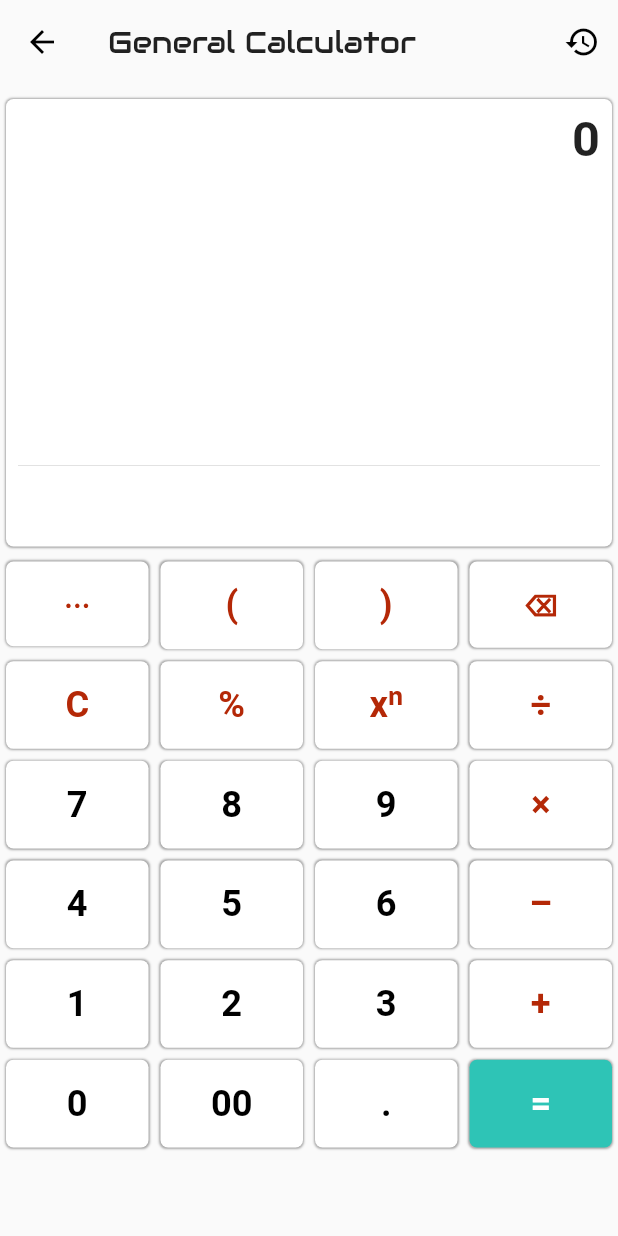
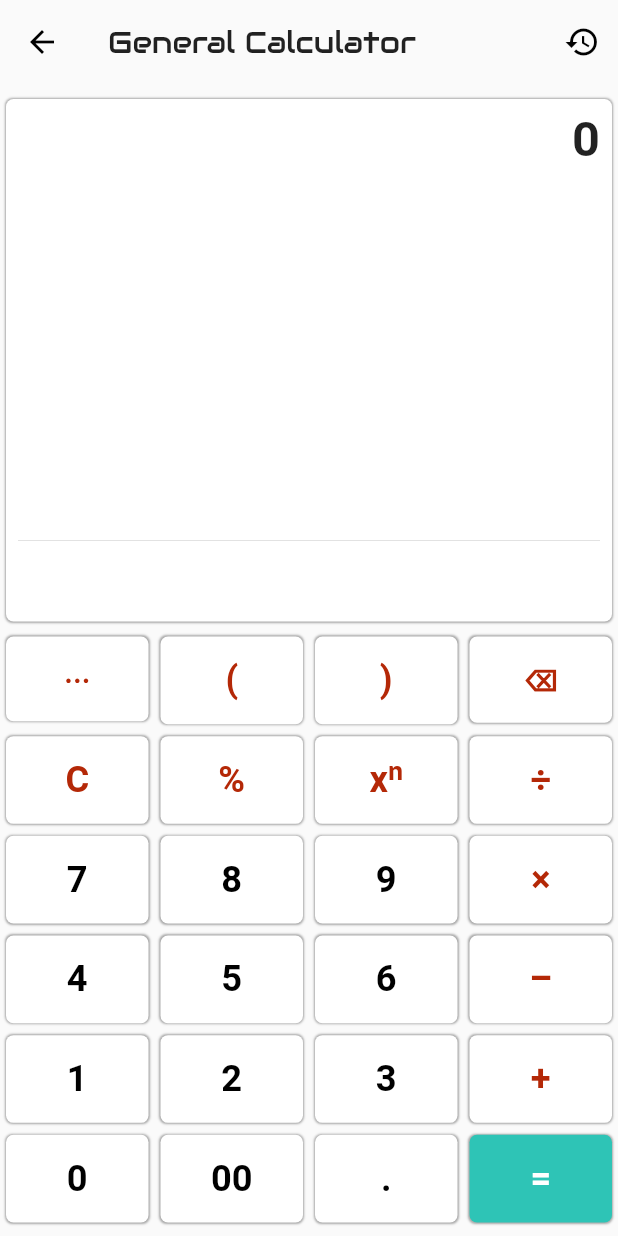
Before and after one commit to imamhossain94/multi-task-calculator, a Flutter app: the GeneralCalcPage screen opened directly, after a tap on the "history" icon, on a phone screen of 412 x 824 dp. Run offline on Flutter 3.47's test engine with Material 2 defaults, Android fonts, the phone set to English and light mode, and no system bars; drawn by our look-alikes of google_mobile_ads; our stand-ins replace cloud_firestore, dio, firebase_core, flutter_holo_date_picker, font_awesome_flutter, package_info and 4 more; missing offline and left inert: function_tree, units_converter; accounts and stored records are empty; network calls fail.

Commit message:
all types of ads removed

```diff
--- a/lib/components/build_banner_ad.dart
+++ b/lib/components/build_banner_ad.dart
@@ -1,71 +1,73 @@
-import 'package:flutter/material.dart';
-import 'package:google_mobile_ads/google_mobile_ads.dart';
-import 'package:multi_task_calculator/services/shared_pref_services.dart';
-import 'package:multi_task_calculator/utils/screen_config.dart';
-
-
-class BuildBannerAd extends StatefulWidget {
-  @override
-  _BuildBannerAdState createState() => _BuildBannerAdState();
-}
-
-class _BuildBannerAdState extends State<BuildBannerAd> {
-  BannerAd _bannerAd;
-  bool purchaseStatus;
-
-  @override
-  void initState() {
-    purchaseStatus = getAppPurchasedStatus();
-    if(!purchaseStatus){
-      initBannerAds();
-    }
-    super.initState();
-  }
-
-  @override
-  void dispose() {
-    if(!purchaseStatus){
-      _bannerAd?.dispose();
-      _bannerAd = null;
-    }
-    super.dispose();
-  }
-
-  void initBannerAds() {
-    _bannerAd = BannerAd(
-      adUnitId: BannerAd.testAdUnitId,
-      request: AdRequest(),
-      size: AdSize.banner,
-      listener: AdListener(
-        onAdLoaded: (Ad ad) {
-          print('$BannerAd loaded.');
-        },
-        onAdFailedToLoad: (Ad ad, LoadAdError error) {
-          print('$BannerAd failedToLoad: $error');
-        },
-        onAdOpened: (Ad ad) => print('$BannerAd onAdOpened.'),
-        onAdClosed: (Ad ad) => print('$BannerAd onAdClosed.'),
-        onApplicationExit: (Ad ad) => print('$BannerAd onApplicationExit.'),
-      ),
-    );
-    _bannerAd?.load();
-  }
-
-  @override
-  Widget build(BuildContext context) {
-    ScreenConfig().init(context);
-
-    AdWidget adWidget;
-    if(!purchaseStatus){
-      adWidget = AdWidget(ad: _bannerAd);
-    }
-
-    return !purchaseStatus?Container(
-      alignment: Alignment.center,
-      child: adWidget,
-      width: _bannerAd.size.width.toDouble(),
-      height: _bannerAd.size.height.toDouble(),
-      color: Colors.transparent,
-    ):SizedBox();
-  }
-}
+// import 'package:flutter/material.dart';
+// import 'package:google_mobile_ads/google_mobile_ads.dart';
+// import 'package:multi_task_calculator/services/shared_pref_services.dart';
+// import 'package:multi_task_calculator/utils/screen_config.dart';
+//
+//
+// class BuildBannerAd extends StatefulWidget {
+//   @override
+//   _BuildBannerAdState createState() => _BuildBannerAdState();
+// }
+//
+// class _BuildBannerAdState extends State<BuildBannerAd> {
+//   BannerAd _bannerAd;
+//   bool purchaseStatus;
+//
+//   @override
+//   void initState() {
+//     purchaseStatus = getAppPurchasedStatus();
+//     if(!purchaseStatus){
+//       initBannerAds();
+//     }
+//     super.initState();
+//   }
+//
+//   @override
+//   void dispose() {
+//     if(!purchaseStatus){
+//       _bannerAd?.dispose();
+//       _bannerAd = null;
+//     }
+//     super.dispose();
+//   }
+//
+//   void initBannerAds() {
+//     _bannerAd = BannerAd(
+//       adUnitId: BannerAd.testAdUnitId,
+//       request: AdRequest(),
+//       size: AdSize.banner,
+//       listener: AdListener(
+//         onAdLoaded: (Ad ad) {
+//           print('$BannerAd loaded.');
+//         },
+//         onAdFailedToLoad: (Ad ad, LoadAdError error) {
+//           print('$BannerAd failedToLoad: $error');
+//         },
+//         onAdOpened: (Ad ad) => print('$BannerAd onAdOpened.'),
+//         onAdClosed: (Ad ad) => print('$BannerAd onAdClosed.'),
+//         onApplicationExit: (Ad ad) => print('$BannerAd onApplicationExit.'),
+//       ),
+//     );
+//     _bannerAd?.load();
+//   }
+//
+//   @override
+//   Widget build(BuildContext context) {
+//     ScreenConfig().init(context);
+//
+//     AdWidget adWidget;
+//     if(!purchaseStatus){
+//       adWidget = AdWidget(ad: _bannerAd);
+//     }
+//
+//     return !purchaseStatus?Container(
+//       alignment: Alignment.center,
+//       child: adWidget,
+//       width: _bannerAd.size.width.toDouble(),
+//       height: _bannerAd.size.height.toDouble(),
+//       color: Colors.transparent,
+//     ):SizedBox();
+//   }
+// }
+//
+//
--- a/lib/pages/currency_calc_page/currency_calc_page.dart
+++ b/lib/pages/currency_calc_page/currency_calc_page.dart
@@ -1,5 +1,4 @@
 import 'package:flutter/material.dart';
-import 'package:multi_task_calculator/components/build_banner_ad.dart';
 import 'package:multi_task_calculator/pages/currency_calc_page/model/exchange_rate_api_response.dart';
 import 'package:multi_task_calculator/services/currency_api.dart';
 import 'package:multi_task_calculator/utils/constant.dart';
@@ -249,7 +248,7 @@ class _CurrencyCalcPageState extends State<CurrencyCalcPage> {
 
               ),
             ),
-            BuildBannerAd(),
+            //BuildBannerAd(),
           ],
         ),
       ),
--- a/lib/pages/fuel_calc/fuel_cost_calc_page.dart
+++ b/lib/pages/fuel_calc/fuel_cost_calc_page.dart
@@ -1,8 +1,6 @@
 import 'package:flutter/material.dart';
-import 'package:multi_task_calculator/components/build_banner_ad.dart';
 import 'package:multi_task_calculator/components/build_result_card.dart';
 import 'package:multi_task_calculator/components/build_text_field.dart';
-import 'package:multi_task_calculator/services/google_ad_service.dart';
 import 'package:multi_task_calculator/utils/constant.dart';
 import 'package:multi_task_calculator/utils/extensions.dart';
 import 'package:multi_task_calculator/utils/screen_config.dart';
@@ -91,7 +89,7 @@ class _FuelCostCalcPageState extends State<FuelCostCalcPage> {
           actions: [
             IconButton(
               onPressed: () async {
-                await showInterstitialAd();
+                //await showInterstitialAd();
                 resetPage(context, fuelCalcPage);
               },
               icon: Icon(Icons.refresh),
@@ -161,7 +159,7 @@ class _FuelCostCalcPageState extends State<FuelCostCalcPage> {
                 ),
               ),
             ),
-            BuildBannerAd(),
+            //BuildBannerAd(),
           ],
         ),
       ),
--- a/lib/pages/fuel_calc/fuel_efficiency_calc_page.dart
+++ b/lib/pages/fuel_calc/fuel_efficiency_calc_page.dart
@@ -1,8 +1,6 @@
 import 'package:flutter/material.dart';
-import 'package:multi_task_calculator/components/build_banner_ad.dart';
 import 'package:multi_task_calculator/components/build_result_card.dart';
 import 'package:multi_task_calculator/components/build_text_field.dart';
-import 'package:multi_task_calculator/services/google_ad_service.dart';
 import 'package:multi_task_calculator/utils/constant.dart';
 import 'package:multi_task_calculator/utils/extensions.dart';
 import 'package:multi_task_calculator/utils/screen_config.dart';
@@ -88,7 +86,7 @@ class _FuelEfficiencyCalcPageState extends State<FuelEfficiencyCalcPage> {
           actions: [
             IconButton(
               onPressed: () async {
-                await showInterstitialAd();
+                //await showInterstitialAd();
                 resetPage(context, fuelEfficiencyCalcPage);
               },
               icon: Icon(Icons.refresh),
@@ -156,7 +154,7 @@ class _FuelEfficiencyCalcPageState extends State<FuelEfficiencyCalcPage> {
                 ),
               ),
             ),
-            BuildBannerAd(),
+            //BuildBannerAd(),
           ],
         ),
       ),
--- a/lib/pages/general_calc_page/general_calc_page.dart
+++ b/lib/pages/general_calc_page/general_calc_page.dart
@@ -1,7 +1,5 @@
 import 'package:flutter/material.dart';
-import 'package:multi_task_calculator/components/build_banner_ad.dart';
 import 'package:multi_task_calculator/pages/general_calc_page/components/build_calc_pad.dart';
-import 'package:multi_task_calculator/services/google_ad_service.dart';
 import 'package:multi_task_calculator/utils/constant.dart';
 import 'package:multi_task_calculator/utils/extensions.dart';
 import 'package:multi_task_calculator/utils/screen_config.dart';
@@ -47,7 +45,7 @@ class _GeneralCalcPageState extends State<GeneralCalcPage> {
                 ),
                 tooltip: 'History',
                 onPressed: () async {
-                  await showInterstitialAd();
+                  //await showInterstitialAd();
                 })
           ],
         ),
@@ -141,7 +139,7 @@ class _GeneralCalcPageState extends State<GeneralCalcPage> {
               },
             ),
             SizedBox(height: 5,),
-            BuildBannerAd(),
+            //BuildBannerAd(),
           ],
         ),
       ),
--- a/lib/pages/health_calc/health_calc_page.dart
+++ b/lib/pages/health_calc/health_calc_page.dart
@@ -1,9 +1,7 @@
 import 'package:flutter/material.dart';
-import 'package:multi_task_calculator/components/build_banner_ad.dart';
 import 'package:multi_task_calculator/components/build_result_card.dart';
 import 'package:multi_task_calculator/components/build_text_field.dart';
 import 'package:multi_task_calculator/pages/health_calc/components/build_gender_picker.dart';
-import 'package:multi_task_calculator/services/google_ad_service.dart';
 import 'package:multi_task_calculator/utils/constant.dart';
 import 'package:multi_task_calculator/utils/extensions.dart';
 import 'package:multi_task_calculator/utils/screen_config.dart';
@@ -118,7 +116,7 @@ class _HealthCalcPageState extends State<HealthCalcPage> {
           actions: [
             IconButton(
               onPressed: () async {
-                await showInterstitialAd();
+                //await showInterstitialAd();
                 resetPage(context, healthCalcPage);
               },
               icon: Icon(Icons.refresh),
@@ -224,7 +222,7 @@ class _HealthCalcPageState extends State<HealthCalcPage> {
                 ),
               ),
             ),
-            BuildBannerAd(),
+            //BuildBannerAd(),
           ],
         ),
       ),
--- a/lib/pages/loan_calc/loan_calc_page.dart
+++ b/lib/pages/loan_calc/loan_calc_page.dart
@@ -1,11 +1,9 @@
 import 'dart:math';
 import 'package:flutter/cupertino.dart';
 import 'package:flutter/material.dart';
-import 'package:multi_task_calculator/components/build_banner_ad.dart';
 import 'package:multi_task_calculator/components/build_result_card.dart';
 import 'package:multi_task_calculator/components/build_text_field.dart';
 import 'package:multi_task_calculator/pages/loan_calc/components/loan_type_picker.dart';
-import 'package:multi_task_calculator/services/google_ad_service.dart';
 import 'package:multi_task_calculator/utils/constant.dart';
 import 'package:multi_task_calculator/utils/extensions.dart';
 import 'package:multi_task_calculator/utils/screen_config.dart';
@@ -128,7 +126,7 @@ class _LoanCalcPageState extends State<LoanCalcPage> {
           actions: [
             IconButton(
               onPressed: () async {
-                await showInterstitialAd();
+                //await showInterstitialAd();
                 resetPage(context, loanCalcPage);
               },
               icon: Icon(Icons.refresh_rounded),
@@ -212,7 +210,7 @@ class _LoanCalcPageState extends State<LoanCalcPage> {
                 ),
               ),
             ),
-            BuildBannerAd(),
+            //BuildBannerAd(),
           ],
         ),
       ),
--- a/lib/pages/sales_tax_calc/sales_tax_calc_page.dart
+++ b/lib/pages/sales_tax_calc/sales_tax_calc_page.dart
@@ -1,8 +1,6 @@
 import 'package:flutter/material.dart';
-import 'package:multi_task_calculator/components/build_banner_ad.dart';
 import 'package:multi_task_calculator/components/build_result_card.dart';
 import 'package:multi_task_calculator/components/build_text_field.dart';
-import 'package:multi_task_calculator/services/google_ad_service.dart';
 import 'package:multi_task_calculator/utils/constant.dart';
 import 'package:multi_task_calculator/utils/extensions.dart';
 import 'package:multi_task_calculator/utils/screen_config.dart';
@@ -82,7 +80,7 @@ class _SalesTaxCalcPageState extends State<SalesTaxCalcPage> {
           actions: [
             IconButton(
               onPressed: () async {
-                await showInterstitialAd();
+                //await showInterstitialAd();
                 resetPage(context, salesTaxCalcPage);
               },
               icon: Icon(Icons.refresh),
@@ -146,7 +144,7 @@ class _SalesTaxCalcPageState extends State<SalesTaxCalcPage> {
                 ),
               ),
             ),
-            BuildBannerAd(),
+            //BuildBannerAd(),
           ],
         ),
       ),
--- a/lib/pages/tip_calc/tip_calc_page.dart
+++ b/lib/pages/tip_calc/tip_calc_page.dart
@@ -1,8 +1,6 @@
 import 'package:flutter/material.dart';
-import 'package:multi_task_calculator/components/build_banner_ad.dart';
 import 'package:multi_task_calculator/components/build_result_card.dart';
 import 'package:multi_task_calculator/components/build_text_field.dart';
-import 'package:multi_task_calculator/services/google_ad_service.dart';
 import 'package:multi_task_calculator/utils/constant.dart';
 import 'package:multi_task_calculator/utils/extensions.dart';
 import 'package:multi_task_calculator/utils/screen_config.dart';
@@ -136,7 +134,7 @@ class _TipCalcPageState extends State<TipCalcPage> {
           actions: [
             IconButton(
               onPressed: () async {
-                await showInterstitialAd();
+                //await showInterstitialAd();
                 resetPage(context, tipCalcPage);
               },
               icon: Icon(Icons.refresh_rounded),
@@ -256,7 +254,7 @@ class _TipCalcPageState extends State<TipCalcPage> {
                 ),
               ),
             ),
-            BuildBannerAd(),
+            //BuildBannerAd(),
           ],
         ),
       ),
--- a/lib/pages/unit_converter/number_base_converter_page.dart
+++ b/lib/pages/unit_converter/number_base_converter_page.dart
@@ -100,7 +100,7 @@ class _NumberBaseConverterPageState extends State<NumberBaseConverterPage> {
           actions: [
             IconButton(
               onPressed: () async {
-                await showInterstitialAd();
+                //await showInterstitialAd();
                 resetPage(context, numberBaseConverterPage);
               },
               icon: Icon(Icons.refresh),
@@ -234,7 +234,7 @@ class _NumberBaseConverterPageState extends State<NumberBaseConverterPage> {
                   )
               ),
             ),
-            BuildBannerAd(),
+            //BuildBannerAd(),
           ],
         ),
       ),
--- a/lib/pages/unit_converter/unit_converter_child_page.dart
+++ b/lib/pages/unit_converter/unit_converter_child_page.dart
@@ -189,7 +189,7 @@ class _UnitConverterChildPageState extends State<UnitConverterChildPage> {
           actions: [
             IconButton(
               onPressed: () async {
-                await showInterstitialAd();
+                //await showInterstitialAd();
                 Navigator.popAndPushNamed(context, unitConverterChildPage, arguments: {
                   'selectedUnit': selectedUnit,
                 });
@@ -322,7 +322,7 @@ class _UnitConverterChildPageState extends State<UnitConverterChildPage> {
                   )
               ),
             ),
-            BuildBannerAd(),
+            //BuildBannerAd(),
           ],
         ),
       ),
--- a/lib/pages/unit_converter/unit_converter_page.dart
+++ b/lib/pages/unit_converter/unit_converter_page.dart
@@ -50,7 +50,7 @@ class _UnitConverterPageState extends State<UnitConverterPage> {
                   ],
                 )
             ),
-            BuildBannerAd(),
+            //BuildBannerAd(),
           ],
         ),
       ),
--- a/lib/pages/unit_price_calc/unit_price_calc_page.dart
+++ b/lib/pages/unit_price_calc/unit_price_calc_page.dart
@@ -53,7 +53,7 @@ class _UnitPriceCalcPageState extends State<UnitPriceCalcPage> {
           actions: [
             IconButton(
               onPressed: () async {
-                await showInterstitialAd();
+                //await showInterstitialAd();
                 resetPage(context, unitPriceCalcPage);
               },
               icon: Icon(Icons.refresh_rounded),
@@ -112,7 +112,7 @@ class _UnitPriceCalcPageState extends State<UnitPriceCalcPage> {
                 ),
               ),
             ),
-            BuildBannerAd(),
+            //BuildBannerAd(),
           ],
         ),
       ),
```
Also changed, not shown: lib/pages/date_calc/date_calc_page.dart (+2 -5 lines), lib/pages/discount_calc/discount_calc_page.dart (+2 -5 lines), lib/pages/savings_calc/savings_calc_page.dart (+2 -5 lines).
